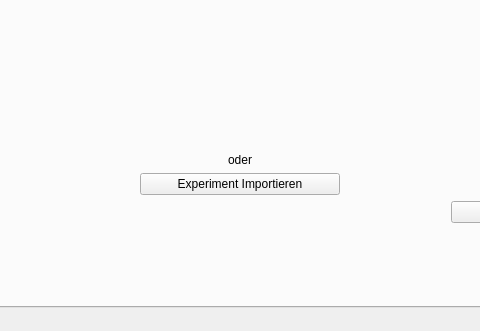
Old version of the form GUI/Navigation.ui in the repository Prof-Adrian-Mueller/Agile_Roboticsystems_Laborstrasse; both pictures show x 255 to 735 and y 461 to 792 of the 976 by 792 pixel window.
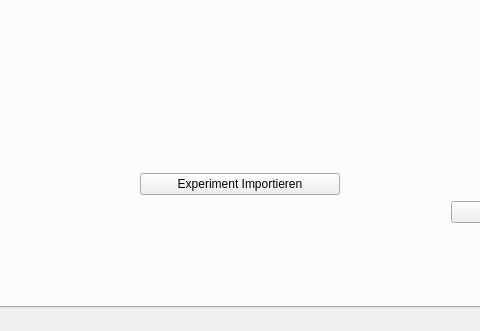
New version of the form. Icons and pictures are not drawn.

What changed in the file:
```diff
--- a/GUI/Navigation.ui
+++ b/GUI/Navigation.ui
@@ -885,7 +885,7 @@
                        </size>
                       </property>
                       <property name="text">
-                       <string>oder</string>
+                       <string/>
                       </property>
                      </widget>
                     </item>
```
